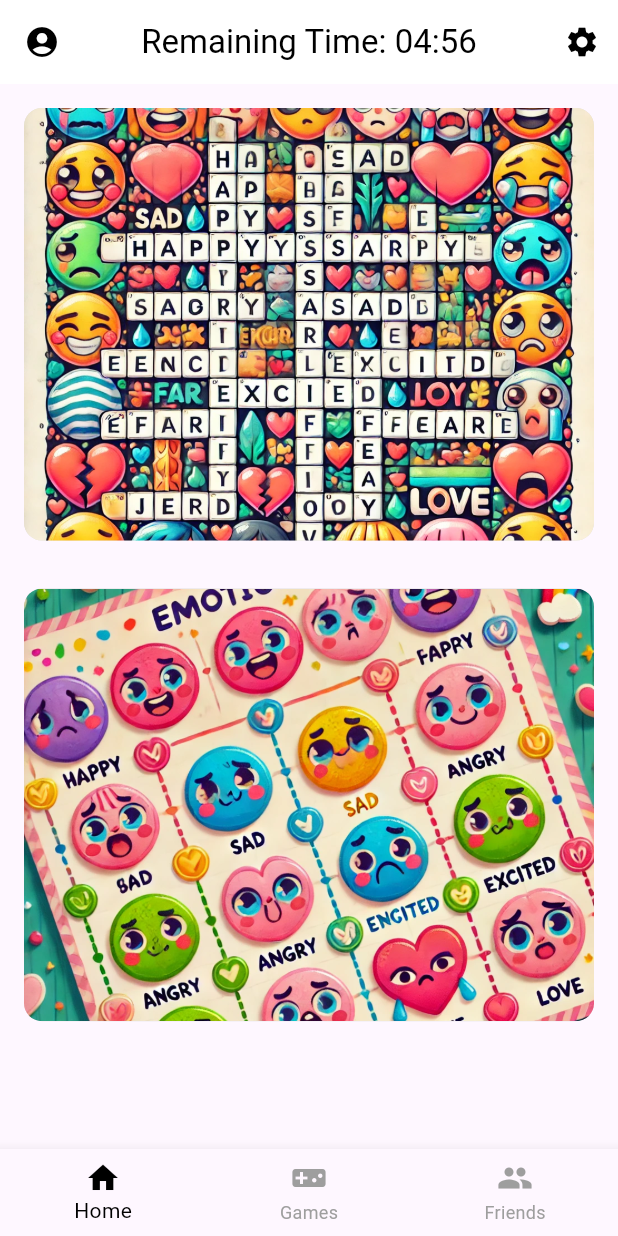
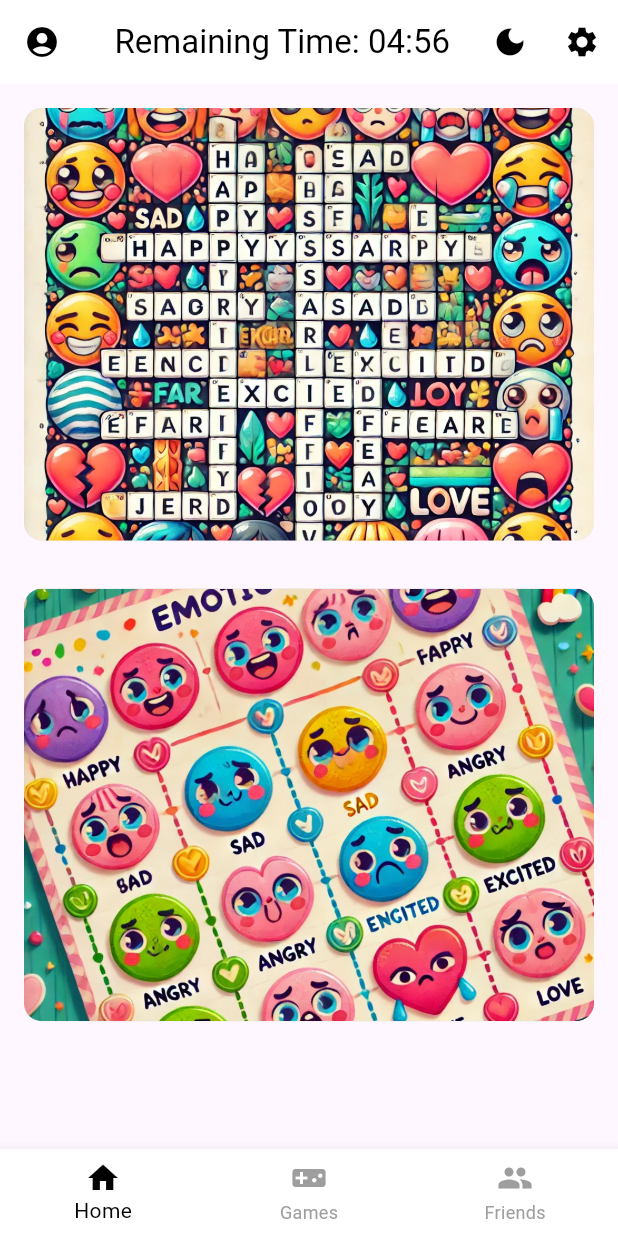
Before and after one commit to Chrislou23/flutter-group7, a Flutter app: the HomePage screen opened directly with empty values, on a phone screen of 412 x 824 dp. Run offline on Flutter 3.47's test engine with Material 3 defaults, Android fonts, the phone set to English and light mode, and no system bars; our stand-ins replace cloud_firestore, firebase_auth, firebase_core, firebase_storage, image_picker, shared_preferences; accounts and stored records are empty.

Commit message:
Finished theme mode light and dark changing

```diff
--- a/lib/pages/home_page/home_page.dart
+++ b/lib/pages/home_page/home_page.dart
@@ -3,6 +3,7 @@ import 'package:flutter/material.dart';
 import 'package:mobile_games/pages/account_page/profile_page.dart';
 import 'package:provider/provider.dart';
 import 'package:mobile_games/timer_provider.dart';
+import 'package:mobile_games/theme_provider.dart'; // Import ThemeProvider
 import 'package:mobile_games/pages/friends_page/friend_page.dart';
 import 'package:mobile_games/pages/games_page/game_page.dart';
 import 'package:mobile_games/pages/games_page/crossword/crossword_game_page.dart';
@@ -34,8 +35,8 @@ class _HomePageState extends State<HomePage> {
 
   @override
   Widget build(BuildContext context) {
-    return Consumer<TimerProvider>(
-      builder: (context, timerProvider, child) {
+    return Consumer2<TimerProvider, ThemeProvider>(
+      builder: (context, timerProvider, themeProvider, child) {
         return Scaffold(
           appBar: AppBar(
             backgroundColor: Colors.white,
@@ -61,6 +62,17 @@ class _HomePageState extends State<HomePage> {
                   ),
             centerTitle: true,
             actions: [
+              IconButton(
+                icon: Icon(
+                  themeProvider.themeMode == ThemeMode.light
+                      ? Icons.dark_mode
+                      : Icons.light_mode,
+                  color: Colors.black,
+                ),
+                onPressed: () {
+                  themeProvider.toggleTheme();
+                },
+              ),
               IconButton(
                 icon: const Icon(Icons.settings, color: Colors.black),
                 onPressed: () {
@@ -139,8 +151,15 @@ class _HomePageState extends State<HomePage> {
               ),
             ],
             currentIndex: _selectedIndex,
-            selectedItemColor: Colors.black,
-            unselectedItemColor: Colors.grey,
+            selectedItemColor: themeProvider.themeMode == ThemeMode.light
+                ? Colors.black
+                : Colors.white,
+            unselectedItemColor: themeProvider.themeMode == ThemeMode.light
+                ? Colors.grey
+                : Colors.grey[400],
+            backgroundColor: themeProvider.themeMode == ThemeMode.light
+                ? Colors.white
+                : Colors.black,
             onTap: _onItemTapped,
           ),
         );
--- /dev/null
+++ b/lib/theme_provider.dart
@@ -0,0 +1,13 @@
+import 'package:flutter/material.dart';
+
+class ThemeProvider extends ChangeNotifier {
+  ThemeMode _themeMode = ThemeMode.light;
+
+  ThemeMode get themeMode => _themeMode;
+
+  void toggleTheme() {
+    _themeMode =
+        _themeMode == ThemeMode.light ? ThemeMode.dark : ThemeMode.light;
+    notifyListeners();
+  }
+}
```
Also changed, not shown: lib/main.dart (+11 -0 lines).
